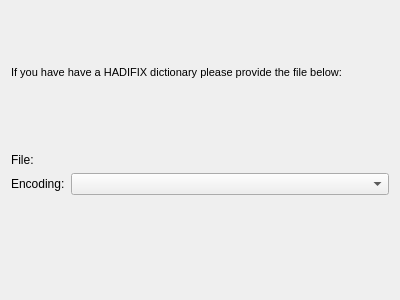
Above: simon/src/simonmodelmanagementui/ImportDict/importdictbomppage.ui from KDE/simon before the change. Below: the same form after it.
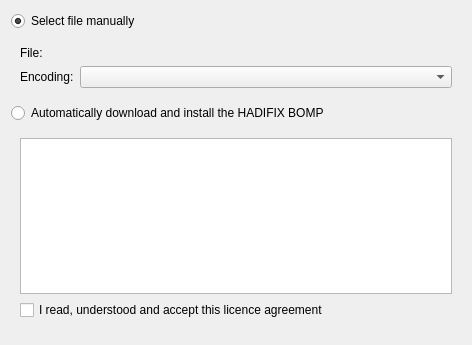
That is the form after the change. Custom widgets are drawn as their Qt base class.

Commit message: Comitting ui updates (as the designer crashes on Gentoo I had to do the UI updates on a virtual machine)...

Patch:
```diff
--- a/simon/src/simonmodelmanagementui/ImportDict/importdictbomppage.ui
+++ b/simon/src/simonmodelmanagementui/ImportDict/importdictbomppage.ui
@@ -5,33 +5,30 @@
    <rect>
     <x>0</x>
     <y>0</y>
-    <width>400</width>
-    <height>300</height>
+    <width>472</width>
+    <height>345</height>
    </rect>
   </property>
   <property name="windowTitle" >
    <string>Form</string>
   </property>
-  <layout class="QVBoxLayout" name="verticalLayout" >
+  <layout class="QVBoxLayout" name="verticalLayout_2" >
    <item>
-    <widget class="QLabel" name="lbDesc" >
+    <widget class="QRadioButton" name="rbManual" >
      <property name="text" >
-      <string>&lt;!DOCTYPE HTML PUBLIC "-//W3C//DTD HTML 4.0//EN" "http://www.w3.org/TR/REC-html40/strict.dtd">
-&lt;html>&lt;head>&lt;meta name="qrichtext" content="1" />&lt;style type="text/css">
-p, li { white-space: pre-wrap; }
-&lt;/style>&lt;/head>&lt;body style=" font-family:'Bitstream Vera Sans'; font-size:8pt; font-weight:400; font-style:normal;">
-&lt;p style=" margin-top:12px; margin-bottom:12px; margin-left:0px; margin-right:0px; -qt-block-indent:0; text-indent:0px;">If you have have a HADIFIX dictionary please provide the file below:&lt;br />&lt;/p>&lt;/body>&lt;/html></string>
+      <string>Select file manually</string>
      </property>
-     <property name="wordWrap" >
-      <bool>true</bool>
-     </property>
-     <property name="openExternalLinks" >
+     <property name="checked" >
       <bool>true</bool>
      </property>
     </widget>
    </item>
    <item>
+    <widget class="QWidget" native="1" name="wgManual" >
     <layout class="QFormLayout" name="formLayout" >
+      <property name="fieldGrowthPolicy" >
+       <enum>QFormLayout::AllNonFixedFieldsGrow</enum>
+      </property>
      <item row="0" column="0" >
       <widget class="QLabel" name="label" >
        <property name="text" >
@@ -57,19 +54,63 @@
       <widget class="KComboBox" name="cbEncoding" />
      </item>
     </layout>
+     <zorder></zorder>
+     <zorder>lbDesc</zorder>
+    </widget>
+   </item>
+   <item>
+    <widget class="QRadioButton" name="rbAutomatic" >
+     <property name="text" >
+      <string>Automatically download and install the HADIFIX BOMP</string>
+     </property>
+    </widget>
+   </item>
+   <item>
+    <widget class="QWidget" native="1" name="widget" >
+     <layout class="QVBoxLayout" name="verticalLayout" >
+      <item>
+       <widget class="QTextEdit" name="teLicence" >
+        <property name="readOnly" >
+         <bool>true</bool>
+        </property>
+       </widget>
+      </item>
+      <item>
+       <widget class="QCheckBox" name="checkBox" >
+        <property name="text" >
+         <string>I read, understood and accept this licence agreement</string>
+        </property>
+       </widget>
+      </item>
+     </layout>
+    </widget>
+   </item>
+   <item>
+    <spacer name="verticalSpacer" >
+     <property name="orientation" >
+      <enum>Qt::Vertical</enum>
+     </property>
+     <property name="sizeHint" stdset="0" >
+      <size>
+       <width>20</width>
+       <height>40</height>
+      </size>
+     </property>
+    </spacer>
    </item>
   </layout>
  </widget>
  <customwidgets>
-  <customwidget>
-   <class>KComboBox</class>
-   <extends>QComboBox</extends>
-   <header>kcombobox.h</header>
-  </customwidget>
   <customwidget>
    <class>KUrlRequester</class>
    <extends>QFrame</extends>
    <header>kurlrequester.h</header>
+   <container>1</container>
+  </customwidget>
+  <customwidget>
+   <class>KComboBox</class>
+   <extends>QComboBox</extends>
+   <header>kcombobox.h</header>
   </customwidget>
  </customwidgets>
  <resources/>
```
Left out of the diff: 37 changed lines with no effect on the pictures. Lines whose indentation alone changed are shown as unchanged. The commit also changes 1 other file.
